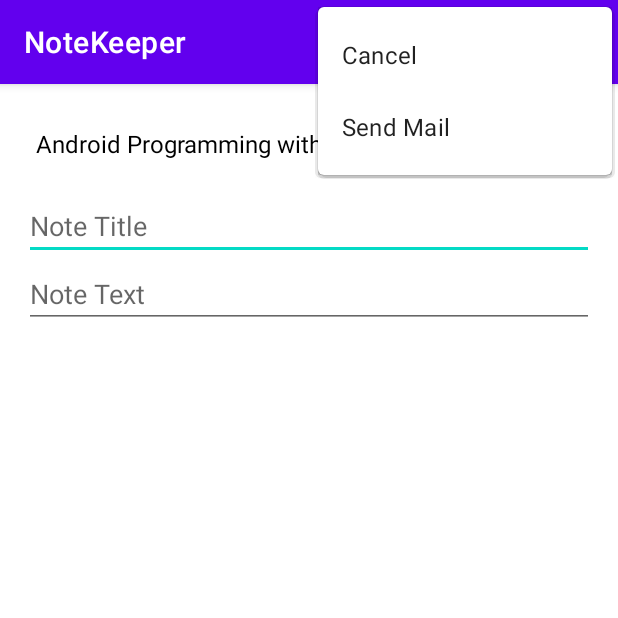
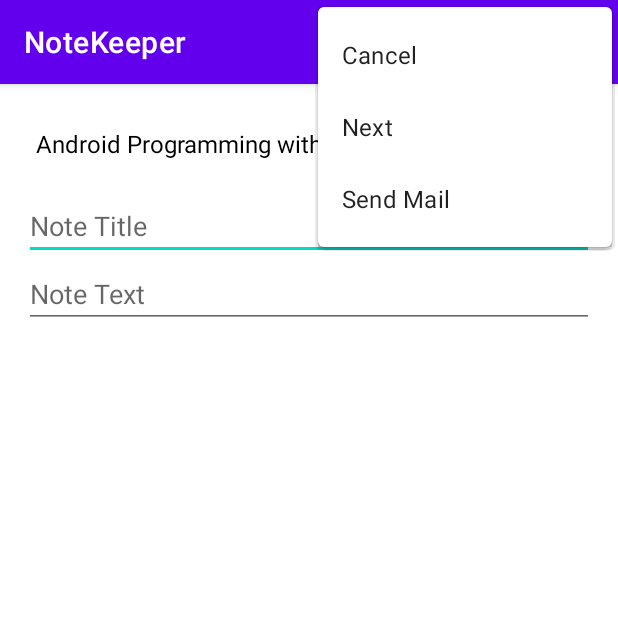
Before and after one commit to Marshall-D/NoteKeeper, an Android app: the MainActivity screen opened directly, with no data from a screen before it, with the options menu open, on a phone screen of 412 x 824 dp, the top half of it. Run offline under Robolectric (Android 15) with nearby library versions, the phone set to English and light mode, and no system bars.

Commit message:
added next item  to menu

```diff
--- a/app/src/main/res/menu/menu_main.xml
+++ b/app/src/main/res/menu/menu_main.xml
@@ -7,8 +7,12 @@
         android:orderInCategory="100"
         android:title="@android:string/cancel" />
     <item
+        android:id="@+id/action_next"
+        android:orderInCategory="101"
+        android:title="Next" />
+    <item
         android:id="@+id/action_send_mail"
-        android:orderInCategory="101"
+        android:orderInCategory="102"
         android:title="@string/action_send_mail"
         app:showAsAction="never" />
 </menu>
```
Also changed, not shown: app/src/main/java/com/example/notekeeper/MainActivity.kt (+8 -0 lines).
